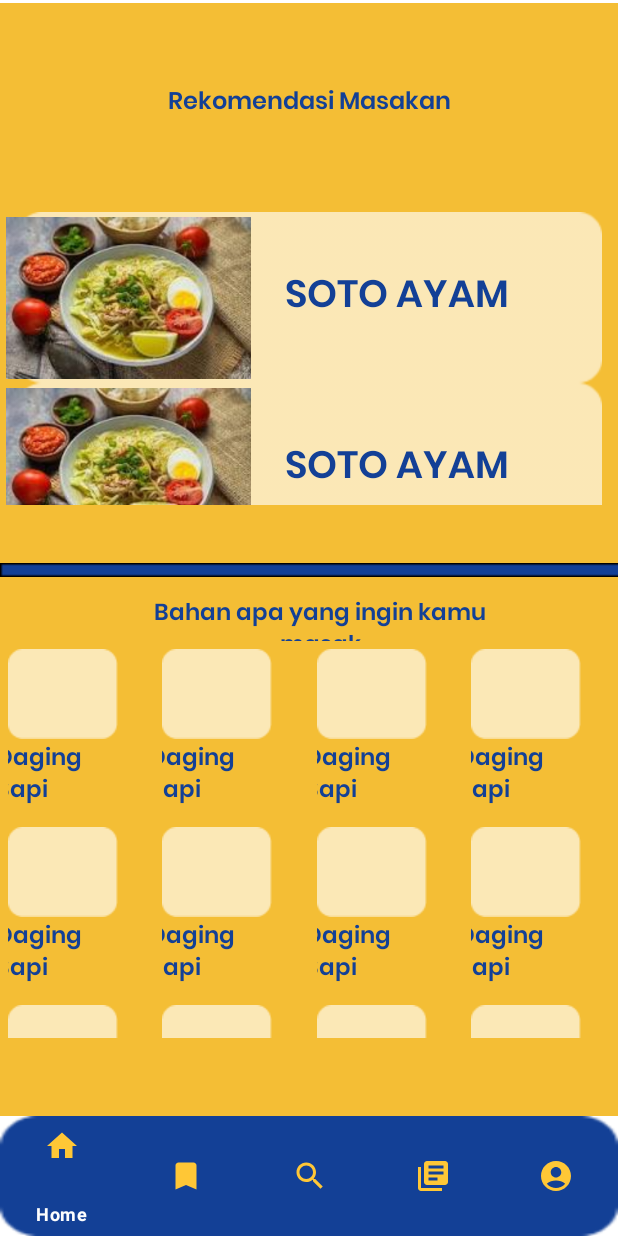
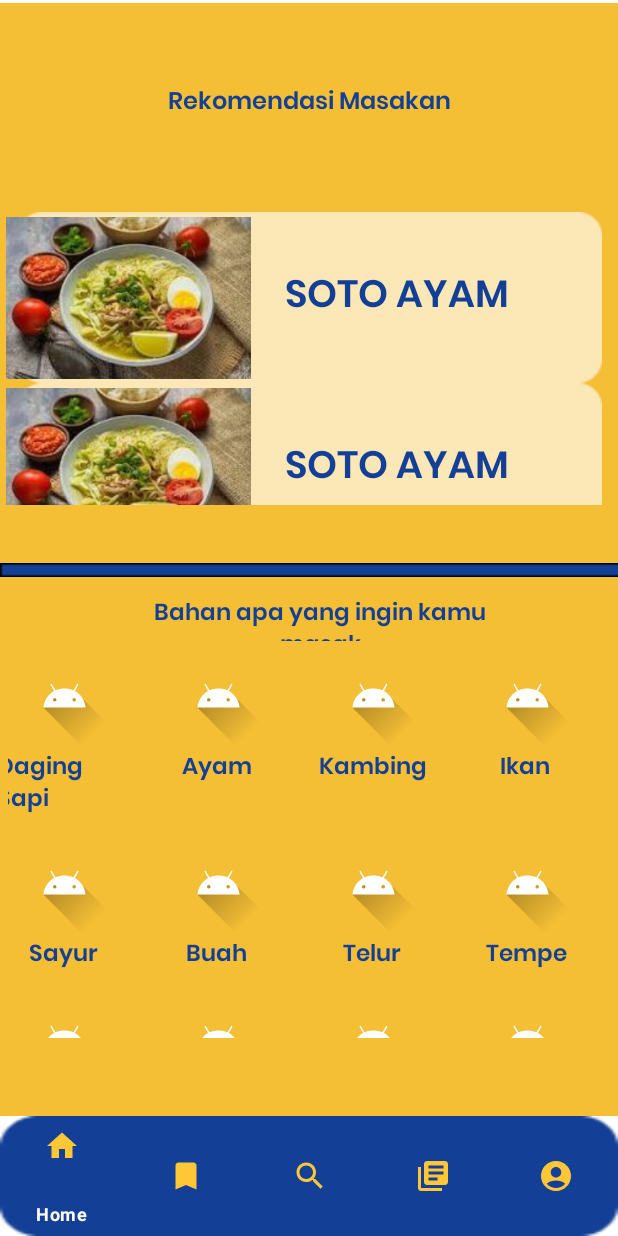
Before and after one commit to katonjr/RecetasDeComidakelompok5, an Android app: the HomeFragment screen opened directly, with no data from a screen before it, on a phone screen of 412 x 824 dp. Run offline under Robolectric (Android 15) with nearby library versions, the phone set to English and light mode, and no system bars; pictures from the network do not load; Roboto replaces fonts that are not available here.

```diff
--- a/app/src/main/AndroidManifest.xml
+++ b/app/src/main/AndroidManifest.xml
@@ -14,9 +14,7 @@
         android:theme="@style/Theme.RecetasDeComida"
         tools:targetApi="31">
 
-        <activity
-            android:name=".ActivityImageUpload"
-            android:exported="false" />
+
         <activity
             android:name=".signup"
             android:exported="false" />
--- a/app/src/main/java/com/example/recetasdecomida/AdapterBahan.kt
+++ b/app/src/main/java/com/example/recetasdecomida/AdapterBahan.kt
@@ -1,5 +1,6 @@
 package com.example.recetasdecomida
 
+import android.content.Context
 import android.text.Layout
 import android.view.LayoutInflater
 import android.view.View
@@ -7,8 +8,9 @@ import android.view.ViewGroup
 import android.widget.ImageView
 import android.widget.TextView
 import androidx.recyclerview.widget.RecyclerView
+import com.bumptech.glide.Glide
 
-class AdapterBahan (val bahan:List<DataBahan>): RecyclerView.Adapter<AdapterBahan.BahanViewHolder>(){
+class AdapterBahan (val bahan:List<DataBahan>, val konteks: Context): RecyclerView.Adapter<AdapterBahan.BahanViewHolder>(){
     class BahanViewHolder(baris: View): RecyclerView.ViewHolder(baris){
 
         val gambarbahan= baris.findViewById<ImageView>(R.id.bahan1)
@@ -29,6 +31,7 @@ class AdapterBahan (val bahan:List<DataBahan>): RecyclerView.Adapter<AdapterBaha
        val bind= bahan[position]
 
         holder.teksbahan.text = bind.Bahan[0]
+        Glide.with(konteks).load(bind.gambar).placeholder(R.drawable.ic_launcher_foreground).into(holder.gambarbahan)
 
     }
 }
--- a/app/src/main/java/com/example/recetasdecomida/HomeFragment.kt
+++ b/app/src/main/java/com/example/recetasdecomida/HomeFragment.kt
@@ -35,6 +35,6 @@ class HomeFragment : Fragment() {
         recylerrekomendasi.layoutManager = LinearLayoutManager(requireContext())
         recylerrekomendasi.adapter = AdapterRekomendasi(listRekomendasi)
         recyclerbahan.layoutManager= GridLayoutManager(requireContext(),4)
-        recyclerbahan.adapter = AdapterBahan(listBahan)
+        recyclerbahan.adapter = AdapterBahan(listBahan,requireContext())
     }
 }
--- a/app/src/main/java/com/example/recetasdecomida/listLokal.kt
+++ b/app/src/main/java/com/example/recetasdecomida/listLokal.kt
@@ -10,17 +10,28 @@ val listRekomendasi: List<isiresep> = listOf(
 )
 
 val listBahan:List<DataBahan> = listOf(
-    DataBahan(),
-    DataBahan(),
-    DataBahan(),
-    DataBahan(),
-    DataBahan(),
-    DataBahan(),
-    DataBahan(),
-    DataBahan(),
-    DataBahan(),
-    DataBahan(),
-    DataBahan(),
-    DataBahan(),
+    DataBahan("https://encrypted-tbn0.gstatic.com/images?q=tbn:ANd9GcQQTrdJKHoCWUdw2WrA-Rp5EH-B7mguGsmH2kNm-1RCQWCXSiznBsHGzVqYV7aakZf3Tno&usqp=CAU"),
+    DataBahan("https://www.natural-poultry.com/wp-content/uploads/2021/03/daging-ayam-kampung.jpg",
+        listOf("Ayam") ),
+    DataBahan("https://distan.sukabumikota.go.id/wp-content/uploads/2016/04/Daging-Kambing.jpg",
+        listOf("Kambing") ),
+    DataBahan("https://awsimages.detik.net.id/community/media/visual/2021/09/20/garis-putih-pada-ikan-salmon.jpeg?w=1200",
+        listOf("Ikan") ),
+    DataBahan("https://dinkes.pekalongankota.go.id/upload/halaman/halaman_20190416090614.jpg",
+        listOf("Sayur") ),
+    DataBahan("https://asset-2.tstatic.net/aceh/foto/bank/images/buah-segar.jpg",
+        listOf("Buah") ),
+    DataBahan("https://res.cloudinary.com/dk0z4ums3/image/upload/v1592885787/attached_image/inilah-manfaat-telur-dan-cara-menyimpannya.jpg",
+        listOf("Telur") ),
+    DataBahan("https://yankes.kemkes.go.id/img/bg-img/gambarartikel_1667289642_368318.jpg",
+        listOf("Tempe") ),
+    DataBahan("https://asset-a.grid.id/crop/0x0:0x0/360x240/photo/2022/11/12/tahu-ptihjpg-20221112090641.jpg",
+        listOf("Tahu") ),
+    DataBahan("https://images.genpi.co/resize/1280x860-100/uploads/arsip/normal/2023/08/17/3-bahaya-jika-anak-sering-makan-sosis-jangan-sepe-orng.webp",
+        listOf("Sosis") ),
+    DataBahan("https://static.promediateknologi.id/crop/0x0:0x0/750x500/webp/photo/2022/10/13/1236905540.jpg",
+        listOf("Mie") ),
+    DataBahan("https://asset.kompas.com/crops/RsA6dJ3Ny2qIlcT0TNLrQ_YDiao=/0x0:1000x667/750x500/data/photo/2023/07/06/64a628ed595eb.jpeg",
+        listOf("Sambel") ),
 
 )
--- a/app/src/main/res/layout/bahanmasakan.xml
+++ b/app/src/main/res/layout/bahanmasakan.xml
@@ -8,8 +8,8 @@
 
     <ImageView
         android:id="@+id/bahan1"
-        android:layout_width="wrap_content"
-        android:layout_height="wrap_content"
+        android:layout_width="75dp"
+        android:layout_height="66dp"
         app:layout_constraintBottom_toBottomOf="parent"
         app:layout_constraintEnd_toEndOf="parent"
         app:layout_constraintHorizontal_bias="0.0"
```
Also changed, not shown: app/src/main/java/com/example/recetasdecomida/DetailResep.kt (+2 -37 lines), app/src/main/res/layout/fragment_account.xml (+0 -19 lines), app/src/main/res/layout/fragment_detail_resep.xml (+59 -6 lines), app/src/main/res/drawable/bg_isi.png (added), app/src/main/res/drawable/bg_isi_.png (added), app/src/main/res/drawable/group_3.png (added), app/src/main/res/drawable/isii.png (added), app/src/main/res/drawable/isii__1_.png (added).
